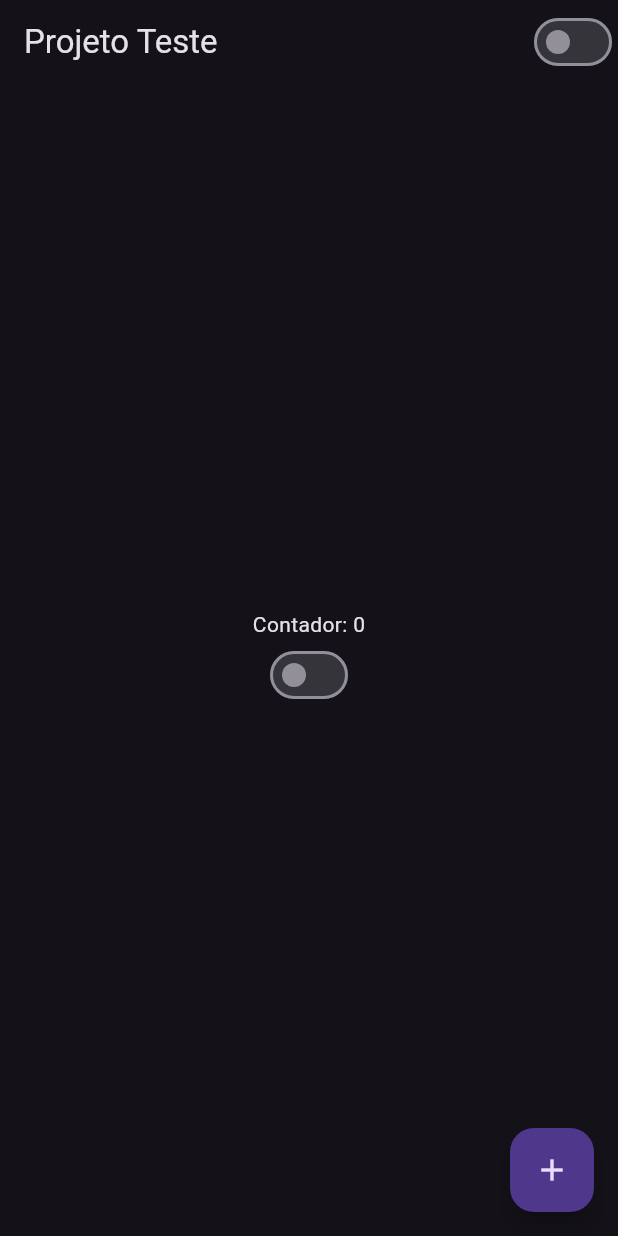
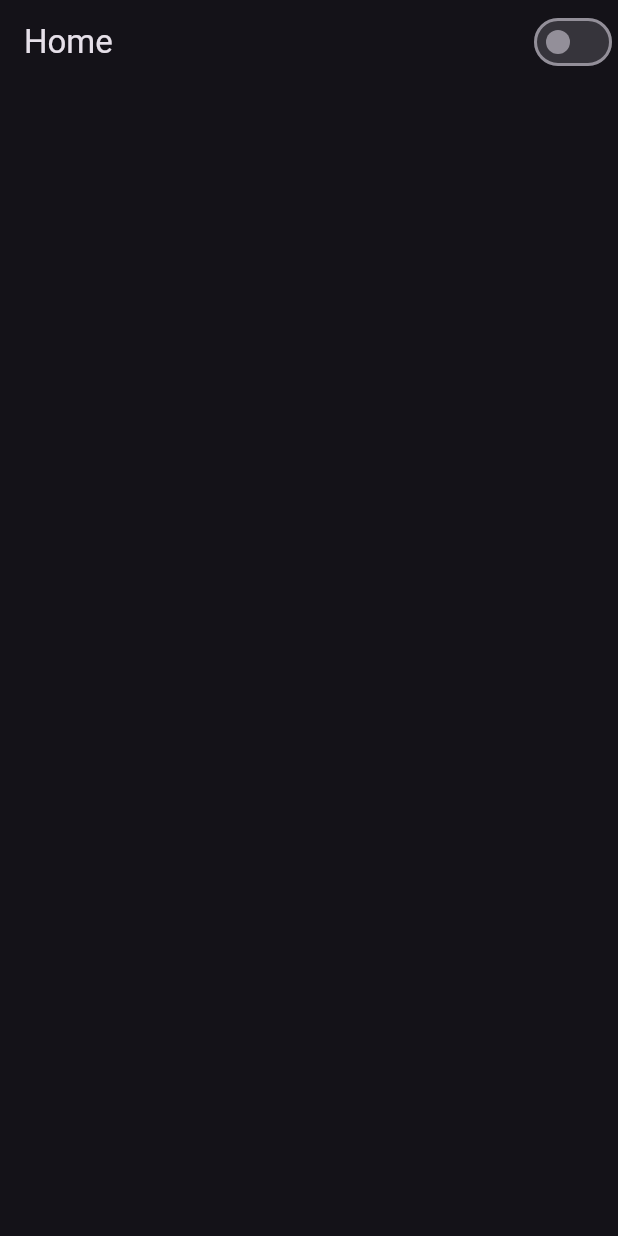
Before and after one commit to Kevinxzzz/projeto-flutter, a Flutter app: the HomePage screen opened directly, on a phone screen of 412 x 824 dp. Run offline on Flutter 3.47's test engine with Material 3 defaults, Android fonts, the phone set to English and light mode, and no system bars.

```diff
--- a/lib/home_page.dart
+++ b/lib/home_page.dart
@@ -15,7 +15,7 @@ class HomePageState extends State<HomePage> {
   Widget build(BuildContext context) {
     return Scaffold(
       appBar: AppBar(
-        title: Text("Projeto Teste"),
+        title: Text("Home"),
         actions: [
           CustomSwitch(),
         ],
@@ -24,23 +24,9 @@ class HomePageState extends State<HomePage> {
       body: Container(
         width: double.infinity,
         height: double.infinity,
-        child: Column(
-          mainAxisAlignment: MainAxisAlignment.center,
-          children: [
-            Text("Contador: $counter"),
-            CustomSwitch(),
-          ],
-        ),
+
       ),
 
-      floatingActionButton: FloatingActionButton(
-        child: Icon(Icons.add),
-        onPressed: () {
-          setState(() {
-            counter++;
-          });
-        },
-      ),
     );
   }
 }
```
